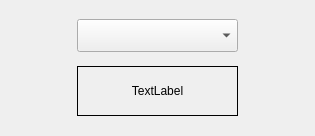
Old version of the form uis/form.ui in the repository mainster/WorktimeManager.
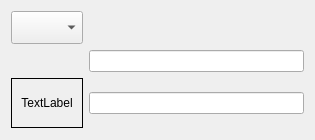
New version of the form.

Diff of the .ui file:
```diff
--- a/uis/form.ui
+++ b/uis/form.ui
@@ -2,12 +2,15 @@
 <ui version="4.0">
  <class>Form</class>
  <widget class="QWidget" name="Form">
+  <property name="enabled">
+   <bool>true</bool>
+  </property>
   <property name="geometry">
    <rect>
     <x>0</x>
     <y>0</y>
     <width>315</width>
-    <height>136</height>
+    <height>140</height>
    </rect>
   </property>
   <property name="sizePolicy">
@@ -19,25 +22,15 @@
   <property name="windowTitle">
    <string>Form</string>
   </property>
+  <property name="styleSheet">
+   <string notr="true"/>
+  </property>
   <layout class="QGridLayout" name="gridLayout">
-   <item row="0" column="0">
-    <widget class="QComboBox" name="comboBox">
-     <property name="minimumSize">
-      <size>
-       <width>161</width>
-       <height>33</height>
-      </size>
-     </property>
-     <property name="maximumSize">
-      <size>
-       <width>161</width>
-       <height>33</height>
-      </size>
-     </property>
-    </widget>
-   </item>
-   <item row="1" column="0">
+   <item row="2" column="0">
     <widget class="QLabel" name="label">
+     <property name="enabled">
+      <bool>true</bool>
+     </property>
      <property name="minimumSize">
       <size>
        <width>0</width>
@@ -61,6 +54,45 @@
      </property>
     </widget>
    </item>
+   <item row="2" column="1">
+    <widget class="QLineEdit" name="lineEdit">
+     <property name="enabled">
+      <bool>true</bool>
+     </property>
+     <property name="autoFillBackground">
+      <bool>false</bool>
+     </property>
+    </widget>
+   </item>
+   <item row="0" column="0">
+    <widget class="QComboBox" name="cbx">
+     <property name="enabled">
+      <bool>true</bool>
+     </property>
+     <property name="minimumSize">
+      <size>
+       <width>0</width>
+       <height>33</height>
+      </size>
+     </property>
+     <property name="maximumSize">
+      <size>
+       <width>161</width>
+       <height>33</height>
+      </size>
+     </property>
+    </widget>
+   </item>
+   <item row="1" column="1">
+    <widget class="QLineEdit" name="lineEdit_2">
+     <property name="enabled">
+      <bool>true</bool>
+     </property>
+     <property name="autoFillBackground">
+      <bool>false</bool>
+     </property>
+    </widget>
+   </item>
   </layout>
  </widget>
  <resources/>
```
